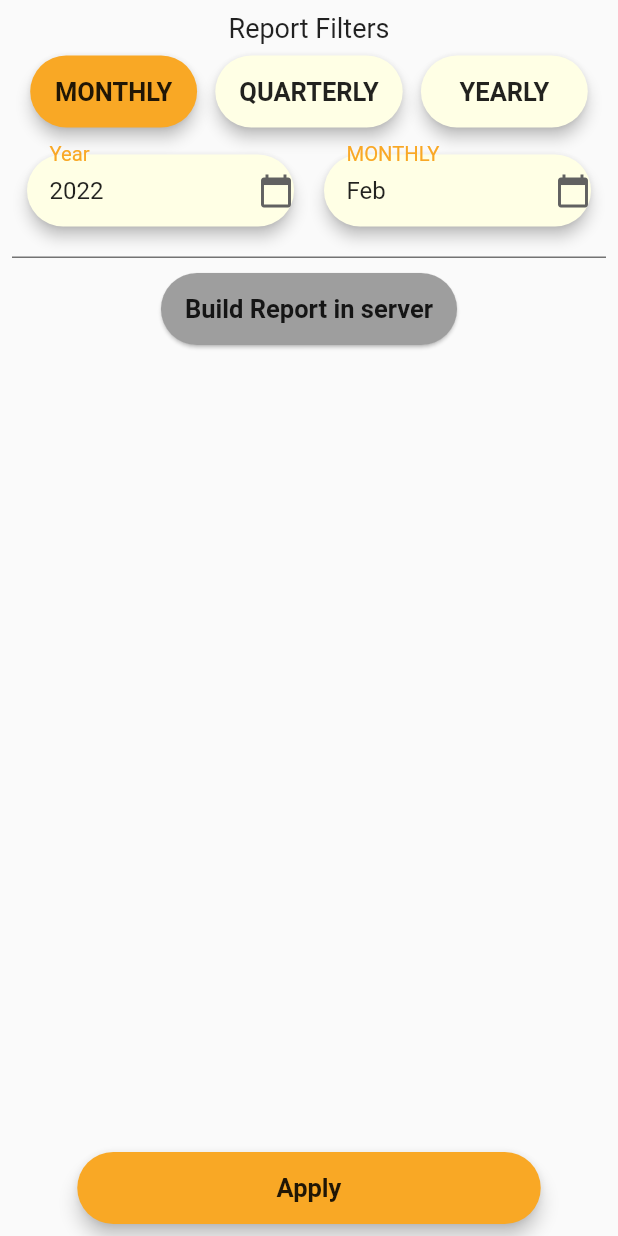
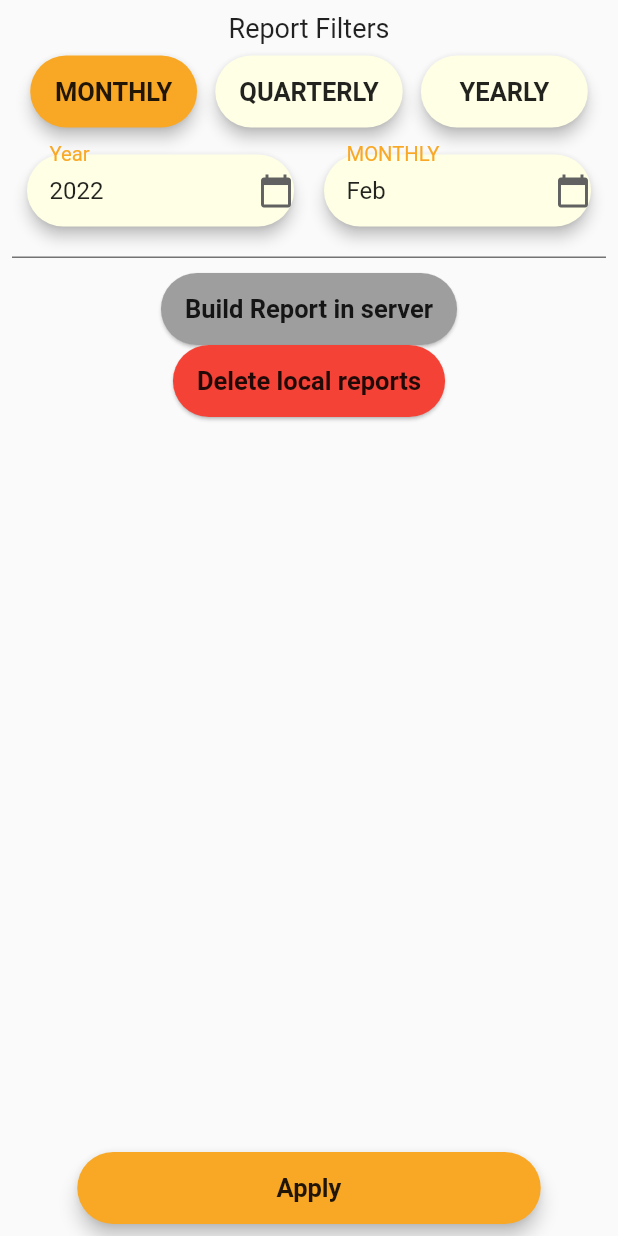
Before and after one commit to gokulr488/fleezy, a Flutter app: the FilterReportsSheet widget shown alone on an empty page, opened directly, on a phone screen of 412 x 824 dp. Run offline on Flutter 3.47's test engine with Material 2 defaults, Android fonts, the phone set to English and light mode, and no system bars; our stand-ins replace bottom_navy_bar, cloud_firestore, firebase_auth, firebase_core, firebase_storage, flutter_spinkit and 4 more; accounts and stored records are empty; generated files the repository leaves out were written again.

```diff
--- a/lib/screens/reports/FilterReportsSheet.dart
+++ b/lib/screens/reports/FilterReportsSheet.dart
@@ -51,6 +51,12 @@ class _FilterReportsSheetState extends State<FilterReportsSheet> {
                 width: MediaQuery.of(context).size.width * 0.27,
                 colour: Colors.grey,
                 elevation: 1),
+          RoundedButton(
+              onPressed: () => ctrl.deleteAllReports(),
+              title: 'Delete local reports',
+              width: MediaQuery.of(context).size.width * 0.27,
+              colour: Colors.red,
+              elevation: 1),
           const Spacer(),
           RoundedButton(
             onPressed: () {
--- a/lib/screens/reports/ReportsScreen.dart
+++ b/lib/screens/reports/ReportsScreen.dart
@@ -27,7 +27,7 @@ class _ReportsScreenState extends State<ReportsScreen> {
   @override
   void initState() {
     super.initState();
-    ctrl.getCurrentMonthData(context);
+    ctrl.init(context);
   }
 
   @override
--- a/lib/services/ReportBox.dart
+++ b/lib/services/ReportBox.dart
@@ -1,3 +1,5 @@
+// ignore_for_file: avoid_print
+
 import 'package:fleezy/DataModels/ModelReport.dart';
 import 'package:fleezy/main.dart';
 import 'package:fleezy/objectbox.g.dart';
@@ -28,6 +30,11 @@ class ReportBox {
         .build();
     return query.find();
   }
+
+  void deleteAll() {
+    print('Deleting All Reports from Local DB');
+    _box.removeAll();
+  }
 }
 
 
```
Also changed, not shown: lib/Common/ReportData.dart (+8 -0 lines), lib/screens/reports/ReportProcessor.dart (+11 -0 lines), lib/screens/reports/ReportsController.dart (+11 -0 lines).
